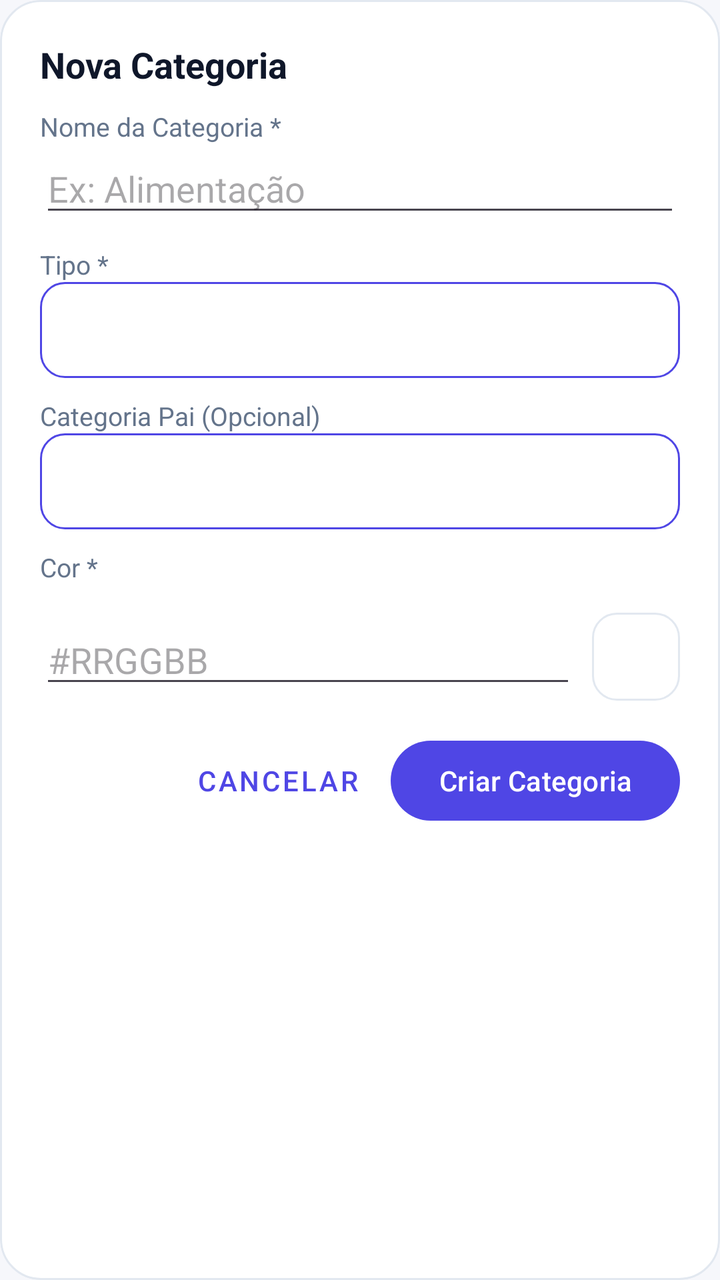
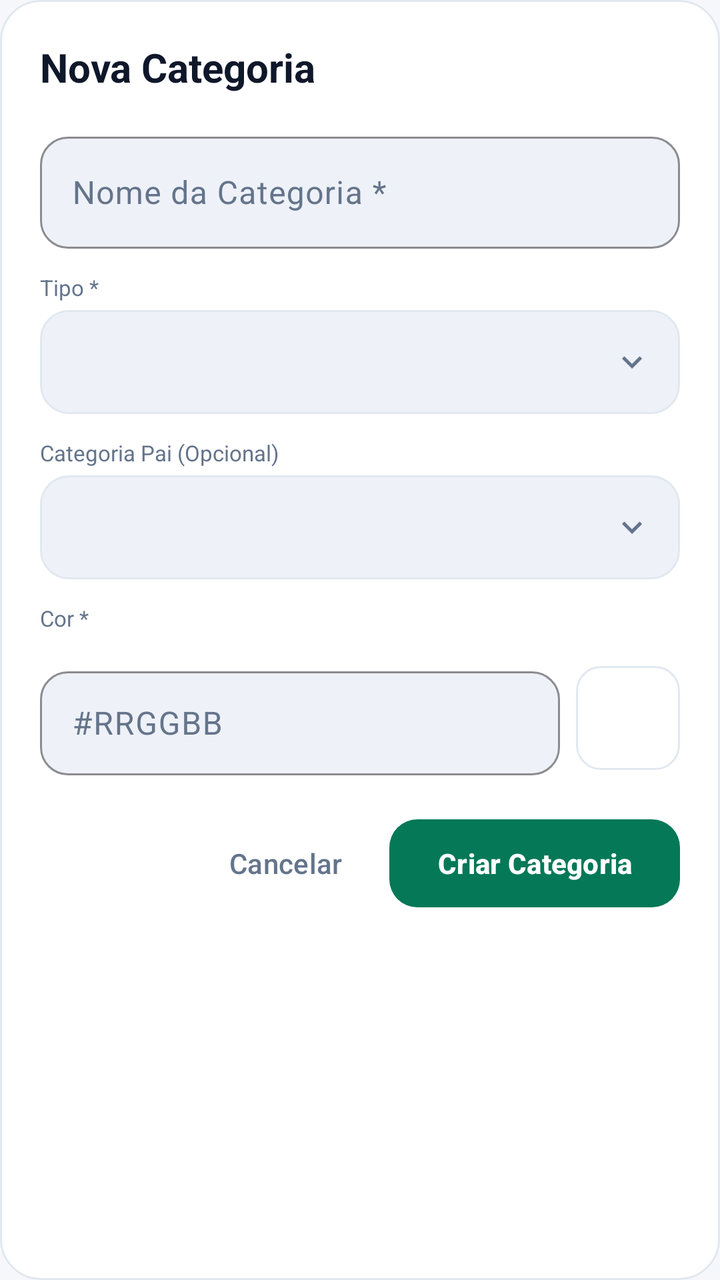

An Android layout rendered at two revisions. The XML below is the earlier revision; the diff shows what the commit changed to produce the second picture.
<!-- AndroidManifest.xml: application theme Theme.Appfinanceiro -->
<!-- res/layout/dialog_category.xml -->
<?xml version="1.0" encoding="utf-8"?>
<ScrollView xmlns:android="http://schemas.android.com/apk/res/android"
    xmlns:app="http://schemas.android.com/apk/res-auto"
    android:layout_width="match_parent"
    android:layout_height="wrap_content"
    android:background="@drawable/bg_dialog"
    android:clipToOutline="true"
    android:fillViewport="false"
    android:scrollbars="none">

    <LinearLayout
        android:layout_width="match_parent"
        android:layout_height="wrap_content"
        android:orientation="vertical"
        android:padding="20dp">

        <TextView
            android:id="@+id/categoryDialogTitleTextView"
            android:layout_width="match_parent"
            android:layout_height="wrap_content"
            android:text="@string/categories_dialog_new_title"
            android:textColor="?attr/colorOnSurface"
            android:textSize="18sp"
            android:textStyle="bold" />

        <TextView
            style="@style/SettingsLabel"
            android:layout_width="match_parent"
            android:layout_height="wrap_content"
            android:text="@string/categories_name_label" />

        <EditText
            android:id="@+id/categoryNameEditText"
            android:layout_width="match_parent"
            android:layout_height="wrap_content"
            android:hint="@string/categories_name_hint"
            android:inputType="textCapSentences"
            android:maxLength="255"
            android:singleLine="true" />

        <TextView
            style="@style/SettingsLabel"
            android:layout_width="match_parent"
            android:layout_height="wrap_content"
            android:text="@string/categories_type_label" />

        <Spinner
            android:id="@+id/categoryTypeSpinner"
            android:layout_width="match_parent"
            android:layout_height="48dp"
            android:background="@drawable/glass_button_background"
            android:paddingStart="12dp"
            android:paddingEnd="12dp" />

        <TextView
            style="@style/SettingsLabel"
            android:layout_width="match_parent"
            android:layout_height="wrap_content"
            android:text="@string/categories_parent_label" />

        <Spinner
            android:id="@+id/categoryParentSpinner"
            android:layout_width="match_parent"
            android:layout_height="48dp"
            android:background="@drawable/glass_button_background"
            android:paddingStart="12dp"
            android:paddingEnd="12dp" />

        <TextView
            style="@style/SettingsLabel"
            android:layout_width="match_parent"
            android:layout_height="wrap_content"
            android:text="@string/categories_color_label" />

        <HorizontalScrollView
            android:layout_width="match_parent"
            android:layout_height="wrap_content"
            android:layout_marginTop="6dp"
            android:scrollbars="none">

            <LinearLayout
                android:id="@+id/categoryColorPaletteContainer"
                android:layout_width="wrap_content"
                android:layout_height="wrap_content"
                android:orientation="horizontal" />
        </HorizontalScrollView>

        <LinearLayout
            android:layout_width="match_parent"
            android:layout_height="wrap_content"
            android:layout_marginTop="8dp"
            android:gravity="center_vertical"
            android:orientation="horizontal">

            <EditText
                android:id="@+id/categoryColorHexEditText"
                android:layout_width="0dp"
                android:layout_height="wrap_content"
                android:layout_weight="1"
                android:hint="@string/categories_color_hex_hint"
                android:inputType="textCapCharacters"
                android:maxLength="7"
                android:singleLine="true" />

            <View
                android:id="@+id/categoryColorPreviewView"
                android:layout_width="44dp"
                android:layout_height="44dp"
                android:layout_marginStart="8dp"
                android:background="@drawable/bg_outlined_rounded" />
        </LinearLayout>

        <TextView
            android:id="@+id/categoryDialogErrorTextView"
            android:layout_width="match_parent"
            android:layout_height="wrap_content"
            android:layout_marginTop="8dp"
            android:textColor="@color/money_negative"
            android:textSize="13sp"
            android:visibility="gone" />

        <LinearLayout
            android:layout_width="match_parent"
            android:layout_height="wrap_content"
            android:layout_marginTop="16dp"
            android:gravity="end"
            android:orientation="horizontal">

            <com.google.android.material.button.MaterialButton
                android:id="@+id/cancelCategoryButton"
                style="@style/Widget.MaterialComponents.Button.TextButton"
                android:layout_width="wrap_content"
                android:layout_height="wrap_content"
                android:text="@string/categories_cancel" />

            <com.google.android.material.button.MaterialButton
                android:id="@+id/saveCategoryButton"
                android:layout_width="wrap_content"
                android:layout_height="wrap_content"
                android:layout_marginStart="8dp"
                android:text="@string/categories_create" />
        </LinearLayout>
    </LinearLayout>
</ScrollView>
<!-- resources referenced by this layout -->
<resources>
  <color name="money_negative">#FFDC2626</color>
  <!-- drawable glass_button_background (drawable) -->
  <?xml version="1.0" encoding="utf-8"?>
  <shape xmlns:android="http://schemas.android.com/apk/res/android"
      android:shape="rectangle">
  
      <solid android:color="?attr/colorSurface" />
  
      <corners android:radius="12dp" />
  
      <stroke
          android:width="1dp"
          android:color="?attr/colorPrimary" />
  
  </shape>
  <string name="categories_cancel">Cancelar</string>
  <string name="categories_color_hex_hint">#RRGGBB</string>
  <string name="categories_color_label">Cor *</string>
  <string name="categories_create">Criar Categoria</string>
  <string name="categories_dialog_new_title">Nova Categoria</string>
  <string name="categories_name_hint">Ex: Alimentação</string>
  <string name="categories_name_label">Nome da Categoria *</string>
  <string name="categories_parent_label">Categoria Pai (Opcional)</string>
  <string name="categories_type_label">Tipo *</string>
  <style name="SettingsLabel">
          <item name="android:layout_marginTop">10dp</item>
          <item name="android:textColor">?attr/colorOnSurfaceVariant</item>
          <item name="android:textSize">13sp</item>
      </style>
  <color name="brand_primary">#FF4F46E5</color>
  <color name="on_brand">#FFFFFFFF</color>
  <color name="surface_variant">#FFEEF1F8</color>
  <color name="on_surface">#FF0F172A</color>
  <color name="brand_secondary">#FF0EA5E9</color>
  <color name="cta_primary">#FF047857</color>
  <color name="on_cta">#FFFFFFFF</color>
  <color name="surface">#FFFFFFFF</color>
  <color name="on_surface_variant">#FF64748B</color>
  <color name="surface_elevated">#FFFFFFFF</color>
  <color name="background">#FFF6F7FB</color>
  <color name="on_background">#FF0F172A</color>
  <color name="error">#FFDC2626</color>
  <color name="on_error">#FFFFFFFF</color>
  <color name="outline">#FFE2E8F0</color>
  <!-- unchanged entries left out for length: 4 -->
</resources>

<!-- the commit's change to res/layout/dialog_category.xml (unified diff, before → after) -->
@@ -20,57 +20,67 @@
             android:layout_height="wrap_content"
             android:text="@string/categories_dialog_new_title"
             android:textColor="?attr/colorOnSurface"
-            android:textSize="18sp"
+            android:textSize="20sp"
             android:textStyle="bold" />
 
-        <TextView
-            style="@style/SettingsLabel"
+        <com.google.android.material.textfield.TextInputLayout
+            style="@style/ModernTextInput"
             android:layout_width="match_parent"
             android:layout_height="wrap_content"
-            android:text="@string/categories_name_label" />
+            android:layout_marginTop="16dp"
+            android:hint="@string/categories_name_label">
 
-        <EditText
-            android:id="@+id/categoryNameEditText"
+            <com.google.android.material.textfield.TextInputEditText
+                android:id="@+id/categoryNameEditText"
+                android:layout_width="match_parent"
+                android:layout_height="56dp"
+                android:inputType="textCapSentences"
+                android:maxLength="255"
+                android:singleLine="true"
+                android:textColor="?attr/colorOnSurface" />
+        </com.google.android.material.textfield.TextInputLayout>
+
+        <TextView
             android:layout_width="match_parent"
             android:layout_height="wrap_content"
-            android:hint="@string/categories_name_hint"
-            android:inputType="textCapSentences"
-            android:maxLength="255"
-            android:singleLine="true" />
-
-        <TextView
-            style="@style/SettingsLabel"
-            android:layout_width="match_parent"
-            android:layout_height="wrap_content"
-            android:text="@string/categories_type_label" />
+            android:layout_marginTop="12dp"
+            android:text="@string/categories_type_label"
+            android:textColor="?attr/colorOnSurfaceVariant"
+            android:textSize="11sp" />
 
         <Spinner
             android:id="@+id/categoryTypeSpinner"
             android:layout_width="match_parent"
-            android:layout_height="48dp"
-            android:background="@drawable/glass_button_background"
-            android:paddingStart="12dp"
-            android:paddingEnd="12dp" />
+            android:layout_height="52dp"
+            android:layout_marginTop="4dp"
+            android:background="@drawable/bg_spinner_selector"
+            android:paddingStart="16dp"
+            android:paddingEnd="44dp" />
 
         <TextView
-            style="@style/SettingsLabel"
             android:layout_width="match_parent"
             android:layout_height="wrap_content"
-            android:text="@string/categories_parent_label" />
+            android:layout_marginTop="12dp"
+            android:text="@string/categories_parent_label"
+            android:textColor="?attr/colorOnSurfaceVariant"
+            android:textSize="11sp" />
 
         <Spinner
             android:id="@+id/categoryParentSpinner"
             android:layout_width="match_parent"
-            android:layout_height="48dp"
-            android:background="@drawable/glass_button_background"
-            android:paddingStart="12dp"
-            android:paddingEnd="12dp" />
+            android:layout_height="52dp"
+            android:layout_marginTop="4dp"
+            android:background="@drawable/bg_spinner_selector"
+            android:paddingStart="16dp"
+            android:paddingEnd="44dp" />
 
         <TextView
-            style="@style/SettingsLabel"
             android:layout_width="match_parent"
             android:layout_height="wrap_content"
-            android:text="@string/categories_color_label" />
+            android:layout_marginTop="12dp"
+            android:text="@string/categories_color_label"
+            android:textColor="?attr/colorOnSurfaceVariant"
+            android:textSize="11sp" />
 
         <HorizontalScrollView
             android:layout_width="match_parent"
@@ -92,20 +102,27 @@
             android:gravity="center_vertical"
             android:orientation="horizontal">
 
-            <EditText
-                android:id="@+id/categoryColorHexEditText"
+            <com.google.android.material.textfield.TextInputLayout
+                style="@style/ModernTextInput"
                 android:layout_width="0dp"
                 android:layout_height="wrap_content"
                 android:layout_weight="1"
-                android:hint="@string/categories_color_hex_hint"
-                android:inputType="textCapCharacters"
-                android:maxLength="7"
-                android:singleLine="true" />
+                android:hint="@string/categories_color_hex_hint">
+
+                <com.google.android.material.textfield.TextInputEditText
+                    android:id="@+id/categoryColorHexEditText"
+                    android:layout_width="match_parent"
+                    android:layout_height="52dp"
+                    android:inputType="textCapCharacters"
+                    android:maxLength="7"
+                    android:singleLine="true"
+                    android:textColor="?attr/colorOnSurface" />
+            </com.google.android.material.textfield.TextInputLayout>
 
             <View
                 android:id="@+id/categoryColorPreviewView"
-                android:layout_width="44dp"
-                android:layout_height="44dp"
+                android:layout_width="52dp"
+                android:layout_height="52dp"
                 android:layout_marginStart="8dp"
                 android:background="@drawable/bg_outlined_rounded" />
         </LinearLayout>
@@ -114,29 +131,34 @@
             android:id="@+id/categoryDialogErrorTextView"
             android:layout_width="match_parent"
             android:layout_height="wrap_content"
-            android:layout_marginTop="8dp"
-            android:textColor="@color/money_negative"
-            android:textSize="13sp"
+            android:layout_marginTop="10dp"
+            android:background="@drawable/bg_status_badge_error"
+            android:padding="10dp"
+            android:textColor="@color/on_error_container"
+            android:textSize="12sp"
             android:visibility="gone" />
 
         <LinearLayout
             android:layout_width="match_parent"
             android:layout_height="wrap_content"
-            android:layout_marginTop="16dp"
+            android:layout_marginTop="18dp"
             android:gravity="end"
             android:orientation="horizontal">
 
             <com.google.android.material.button.MaterialButton
                 android:id="@+id/cancelCategoryButton"
-                style="@style/Widget.MaterialComponents.Button.TextButton"
+                style="@style/Widget.Material3.Button.TextButton"
                 android:layout_width="wrap_content"
-                android:layout_height="wrap_content"
-                android:text="@string/categories_cancel" />
+                android:layout_height="48dp"
+                android:text="@string/categories_cancel"
+                android:textAllCaps="false"
+                android:textColor="?attr/colorOnSurfaceVariant" />
 
             <com.google.android.material.button.MaterialButton
                 android:id="@+id/saveCategoryButton"
+                style="@style/PrimaryCTAButton"
                 android:layout_width="wrap_content"
-                android:layout_height="wrap_content"
+                android:layout_height="52dp"
                 android:layout_marginStart="8dp"
                 android:text="@string/categories_create" />
         </LinearLayout>
<!-- resource entries referenced after the edit -->
@@ -1,34 +1,72 @@
 <!-- resources referenced by this layout -->
 <resources>
-  <color name="money_negative">#FFDC2626</color>
-  <!-- drawable glass_button_background (drawable) -->
+  <color name="on_error_container">#FFB91C1C</color>
+  <!-- drawable bg_spinner_selector (drawable) -->
+  <?xml version="1.0" encoding="utf-8"?>
+  <layer-list xmlns:android="http://schemas.android.com/apk/res/android">
+      <item>
+          <shape android:shape="rectangle">
+              <solid android:color="?attr/colorSurfaceVariant" />
+              <corners android:radius="14dp" />
+              <stroke
+                  android:width="1dp"
+                  android:color="?attr/colorOutline" />
+          </shape>
+      </item>
+      <item
+          android:width="20dp"
+          android:height="20dp"
+          android:drawable="@drawable/ic_chevron_down"
+          android:gravity="end|center_vertical"
+          android:right="14dp" />
+  </layer-list>
+  <!-- drawable bg_status_badge_error (drawable) -->
   <?xml version="1.0" encoding="utf-8"?>
   <shape xmlns:android="http://schemas.android.com/apk/res/android"
       android:shape="rectangle">
-  
-      <solid android:color="?attr/colorSurface" />
-  
-      <corners android:radius="12dp" />
-  
-      <stroke
-          android:width="1dp"
-          android:color="?attr/colorPrimary" />
-  
+      <solid android:color="@color/error_container" />
+      <corners android:radius="10dp" />
   </shape>
   <string name="categories_cancel">Cancelar</string>
   <string name="categories_color_hex_hint">#RRGGBB</string>
   <string name="categories_color_label">Cor *</string>
   <string name="categories_create">Criar Categoria</string>
   <string name="categories_dialog_new_title">Nova Categoria</string>
-  <string name="categories_name_hint">Ex: Alimentação</string>
   <string name="categories_name_label">Nome da Categoria *</string>
   <string name="categories_parent_label">Categoria Pai (Opcional)</string>
   <string name="categories_type_label">Tipo *</string>
-  <style name="SettingsLabel">
-          <item name="android:layout_marginTop">10dp</item>
-          <item name="android:textColor">?attr/colorOnSurfaceVariant</item>
-          <item name="android:textSize">13sp</item>
+  <style name="ModernTextInput" parent="Widget.Material3.TextInputLayout.OutlinedBox">
+          <item name="boxBackgroundColor">?attr/colorSurfaceVariant</item>
+          <item name="boxStrokeColor">?attr/colorPrimary</item>
+          <item name="boxStrokeWidth">1dp</item>
+          <item name="boxStrokeWidthFocused">2dp</item>
+          <item name="android:textColorHint">?attr/colorOnSurfaceVariant</item>
+          <item name="hintTextColor">?attr/colorOnSurfaceVariant</item>
+          <item name="boxCornerRadiusTopStart">14dp</item>
+          <item name="boxCornerRadiusTopEnd">14dp</item>
+          <item name="boxCornerRadiusBottomStart">14dp</item>
+          <item name="boxCornerRadiusBottomEnd">14dp</item>
       </style>
+  <style name="PrimaryCTAButton" parent="Widget.Material3.Button">
+          <item name="backgroundTint">?attr/colorTertiary</item>
+          <item name="android:textColor">?attr/colorOnTertiary</item>
+          <item name="android:textAllCaps">false</item>
+          <item name="android:textStyle">bold</item>
+          <item name="android:minHeight">52dp</item>
+          <item name="cornerRadius">14dp</item>
+      </style>
+  <!-- drawable ic_chevron_down (drawable) -->
+  <?xml version="1.0" encoding="utf-8"?>
+  <vector xmlns:android="http://schemas.android.com/apk/res/android"
+      android:width="24dp"
+      android:height="24dp"
+      android:viewportWidth="24"
+      android:viewportHeight="24">
+      <path
+          android:fillColor="@color/on_surface_variant"
+          android:pathData="M7.41,8.59L12,13.17l4.59,-4.58L18,10l-6,6 -6,-6z" />
+  </vector>
+  <color name="error_container">#FFFEE2E2</color>
   <color name="brand_primary">#FF4F46E5</color>
   <color name="on_brand">#FFFFFFFF</color>
   <color name="surface_variant">#FFEEF1F8</color>
